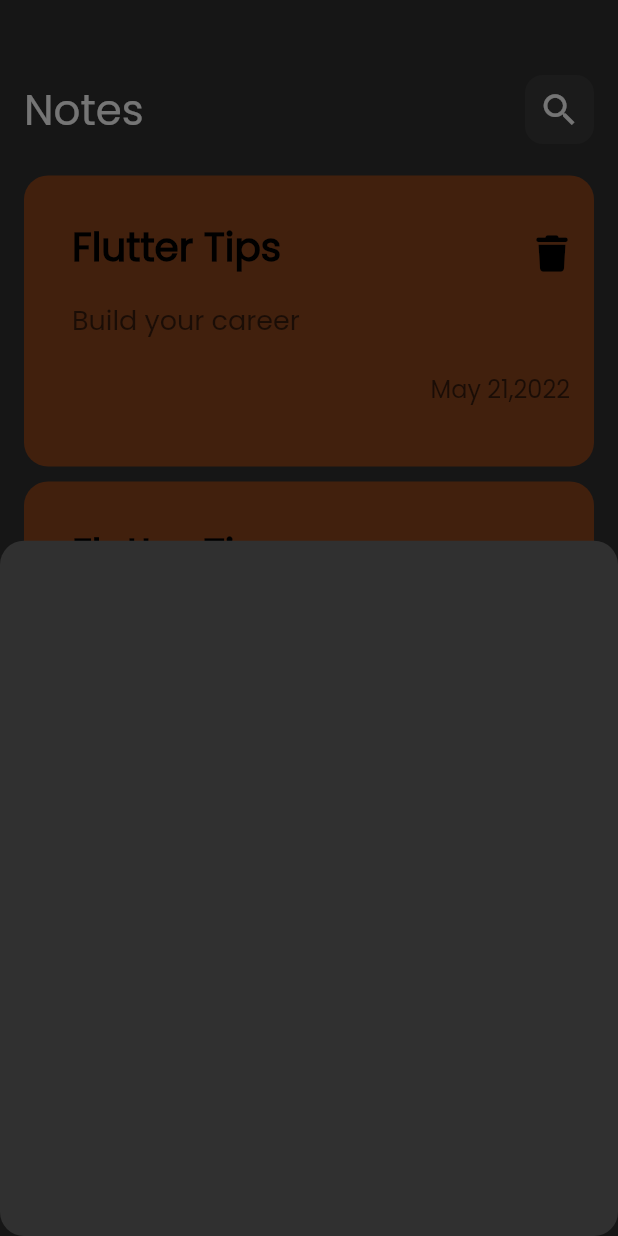
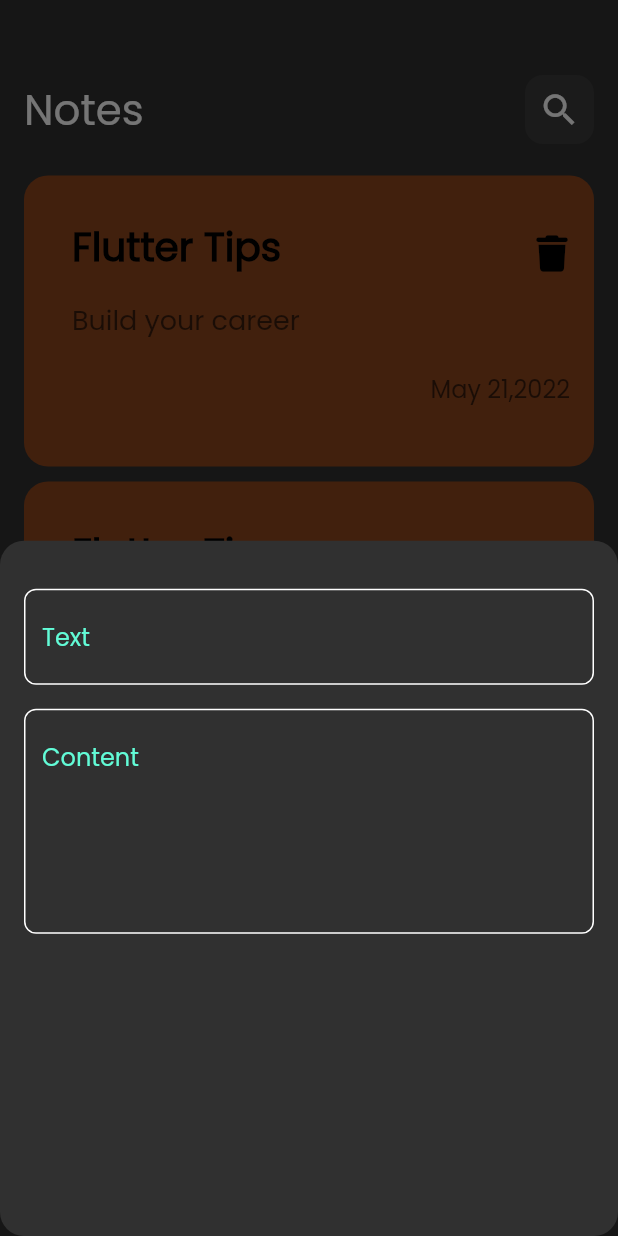
Before and after one commit to AyaMuhamad/notes_app, a Flutter app: the screen it shows after launch, after a tap on the "add" icon, on a phone screen of 412 x 824 dp. Run offline on Flutter 3.47's test engine with Material 2 defaults, Android fonts, the phone set to English and light mode, and no system bars; our stand-ins replace font_awesome_flutter.

Commit message:
add feilds to bottom sheet

```diff
--- /dev/null
+++ b/lib/constants.dart
@@ -0,0 +1,2 @@
+import 'dart:ui';
+const kprimarycolor = Color(0xff62FCD7);
--- a/lib/views/Widgets/add_note_bottom_sheet.dart
+++ b/lib/views/Widgets/add_note_bottom_sheet.dart
@@ -1,4 +1,5 @@
 import 'package:flutter/cupertino.dart';
+import 'package:notes_app/views/Widgets/custom_text_field.dart';
 
 class AddNoteBottomSheet extends StatelessWidget {
   const AddNoteBottomSheet({super.key});
@@ -6,9 +7,24 @@ class AddNoteBottomSheet extends StatelessWidget {
   @override
   Widget build(BuildContext context) {
     return Container(
-      child: Column(children: [
-
-      ]),
+      child: Padding(
+        padding: EdgeInsets.symmetric(horizontal: 16),
+        child: Column(children: [
+          SizedBox(
+            height: 32,
+          ),
+          CustomTextField(
+            hint: 'Text',
+          ),
+          SizedBox(
+            height: 16,
+          ),
+          CustomTextField(
+            hint: 'Content',
+            maxLines: 5,
+          ),
+        ]),
+      ),
     );
   }
 }
--- /dev/null
+++ b/lib/views/Widgets/custom_text_field.dart
@@ -0,0 +1,39 @@
+import 'package:flutter/cupertino.dart';
+import 'package:flutter/material.dart';
+import 'package:notes_app/constants.dart';
+
+class CustomTextField extends StatelessWidget {
+  const CustomTextField({super.key, required this.hint,  this.maxLines=1 });
+
+  final String hint;
+  final int maxLines;
+  @override
+  Widget build(BuildContext context) {
+    return TextField(
+      cursorColor: kprimarycolor,
+      maxLines: maxLines,
+      decoration: InputDecoration(
+        hintText: hint,
+        hintStyle: TextStyle(color: kprimarycolor, fontSize: 16),
+        border: OutlineInputBorder(
+          borderRadius: BorderRadius.circular(8),
+          borderSide: BorderSide(
+            color: Colors.white,
+          ),
+        ),
+        enabledBorder: OutlineInputBorder(
+          borderRadius: BorderRadius.circular(8),
+          borderSide: BorderSide(
+            color: Colors.white,
+          ),
+        ),
+        focusedBorder: OutlineInputBorder(
+          borderRadius: BorderRadius.circular(8),
+          borderSide: BorderSide(
+            color: kprimarycolor,
+          ),
+        ),
+      ),
+    );
+  }
+}
```
